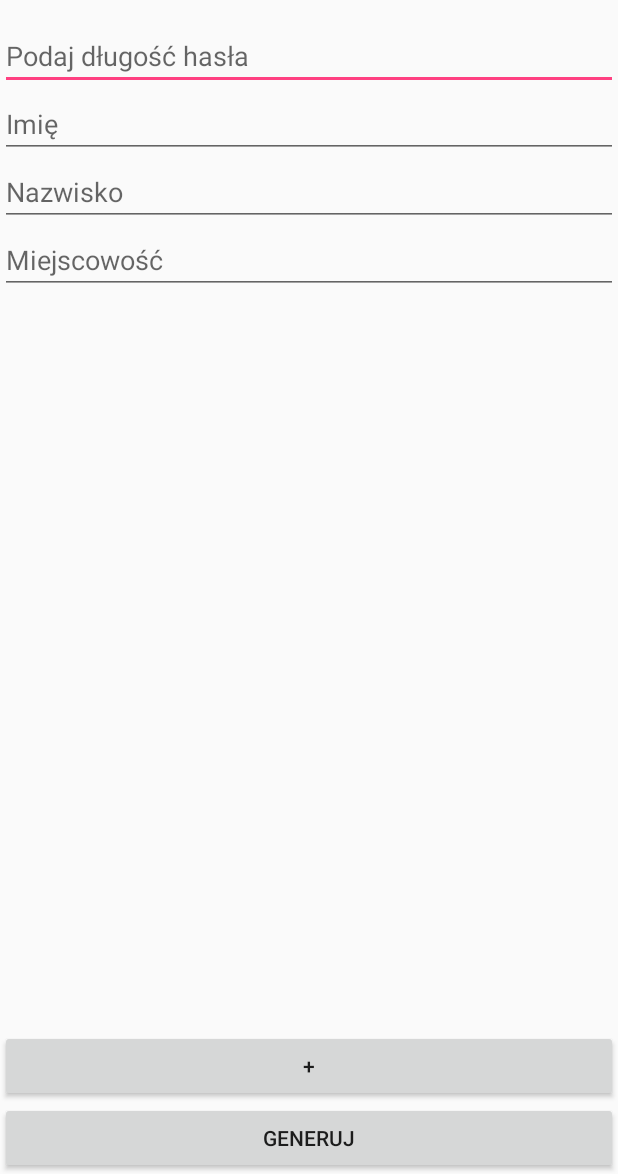
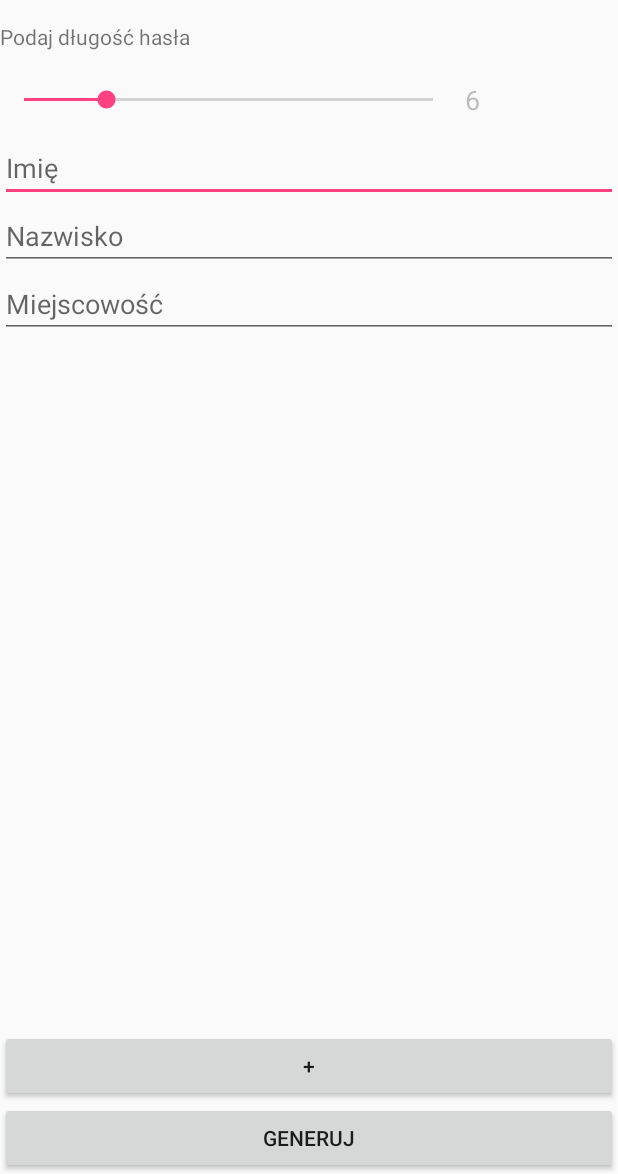
Before and after one commit to filipw2/projektGenerator, an Android app: the screen it shows after launch (MainActivity), on a phone screen of 412 x 824 dp, the part 62-1236 px from its top. Run offline under Robolectric (Android 15) with nearby library versions, the phone set to English and light mode, and no system bars.

Commit message:
Pass length slider

```diff
--- a/app/src/main/java/com/example/projekt/generator/MainActivity.java
+++ b/app/src/main/java/com/example/projekt/generator/MainActivity.java
@@ -3,6 +3,7 @@ package com.example.projekt.generator;
 
 import android.content.DialogInterface;
 import android.content.Intent;
+import android.graphics.Color;
 import android.os.Bundle;
 import android.preference.PreferenceManager;
 import android.support.v7.app.AlertDialog;
@@ -38,7 +39,35 @@ public class MainActivity extends AppCompatActivity {
         setContentView(R.layout.activity_main);
 
         PreferenceManager.setDefaultValues(this, R.xml.preferences, true);
+        final TextView tv = (EditText) findViewById(R.id.passwordLength);
+        tv.setFocusable(false);
+        tv.setEnabled(false);
+        tv.setText("6");
+        tv.setCursorVisible(false);
+        tv.setKeyListener(null);
+        tv.setBackgroundColor(Color.TRANSPARENT);
 
+        SeekBar seekBar = (SeekBar) findViewById(R.id.seekBar);
+        seekBar.setOnSeekBarChangeListener(new SeekBar.OnSeekBarChangeListener() {
+            @Override
+            public void onProgressChanged(SeekBar seekBar, int progress, boolean fromUser) {
+                //String t=tv.getText().toString();
+                //int s= Integer.parseInt(t);
+                //s+=progress;
+                //t=Integer.toString(s);
+                tv.setText(String.valueOf(progress));
+            }
+
+            @Override
+            public void onStartTrackingTouch(SeekBar seekBar) {
+
+            }
+
+            @Override
+            public void onStopTrackingTouch(SeekBar seekBar) {
+
+            }
+        });
 
         Toolbar myToolbar = (Toolbar) findViewById(R.id.toolbar);
         setSupportActionBar(myToolbar);
@@ -139,7 +168,7 @@ public class MainActivity extends AppCompatActivity {
             passwordLength = Integer.parseInt(tv.getText().toString());
             if (passwordLength < 6 || passwordLength > 30){
                 AlertDialog.Builder dlgAlert  = new AlertDialog.Builder(this);
-                dlgAlert.setMessage("Długość powinna być >6 i <30");
+                dlgAlert.setMessage("Długość powinna być większa od 5");
                 dlgAlert.setTitle("Błąd");
                 dlgAlert.setPositiveButton("OK",
                         new DialogInterface.OnClickListener() {
--- a/app/src/main/res/layout/activity_main.xml
+++ b/app/src/main/res/layout/activity_main.xml
@@ -9,14 +9,34 @@
     <include
         android:id="@+id/toolbar"
         layout="@layout/toolbar"></include>
-
-    <EditText
-        android:id="@+id/passwordLength"
+    <TextView
+        android:id="@+id/textView2"
         android:layout_width="match_parent"
         android:layout_height="wrap_content"
-        android:ems="10"
-        android:hint="@string/podaj_d_ugo_has_a"
-        android:inputType="number" />
+        android:text="@string/length" />
+    <LinearLayout
+        android:id="@+id/laytbtns"
+        android:layout_width="fill_parent"
+        android:layout_height="wrap_content"
+        android:layout_marginTop="10dp"
+        android:layout_below="@+id/LstPeriodOptions" >
+        <SeekBar
+            android:id="@+id/seekBar"
+            android:layout_width="0dp"
+            android:layout_marginRight="5dp"
+            android:layout_weight="0.99"
+            android:progress="6"
+            android:max="30"
+            android:layout_height="match_parent" />
+
+        <EditText
+            android:id="@+id/passwordLength"
+            android:layout_width="0dp"
+            android:layout_height="wrap_content"
+            android:ems="10"
+            android:layout_weight="0.33"
+            android:inputType="number" />
+    </LinearLayout>
 
     <LinearLayout
         android:id="@+id/field_container"
@@ -25,6 +45,11 @@
         android:orientation="vertical">
 
     </LinearLayout>
+
+
+
+
+
 
 
     <LinearLayout
@@ -46,7 +71,7 @@
             android:layout_width="match_parent"
             android:layout_height="wrap_content"
             android:onClick="sendMessage"
-            android:text="Generuj"></Button>
+            android:text="@string/generate"></Button>
     </LinearLayout>
 
 </LinearLayout>
--- a/app/src/main/res/values/strings.xml
+++ b/app/src/main/res/values/strings.xml
@@ -4,6 +4,7 @@
     <string name="title_activity_generator">GeneratorActivity</string>
     <string name="generator">Generator</string>
     <string name="exit">Wyjście</string>
-    <string name="podaj_d_ugo_has_a">Podaj długość hasła</string>
+    <string name="length">Podaj długość hasła</string>
+    <string name="generate">Generuj</string>
     <string name="input_placeholder">Wprowadź dane</string>
 </resources>
```
